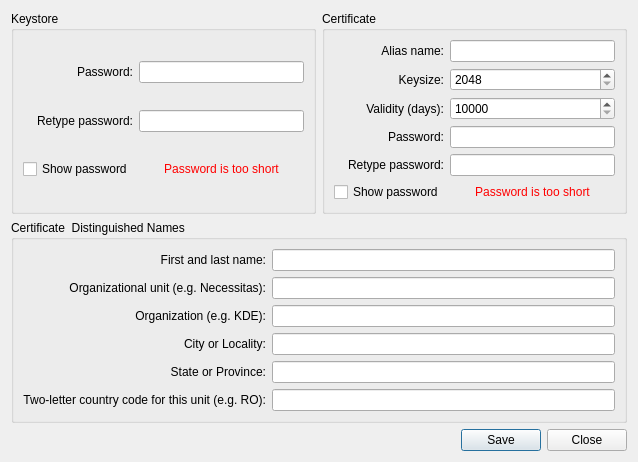
qt-creator/qt-creator, file src/plugins/android/androidcreatekeystorecertificate.ui: the form before one commit.
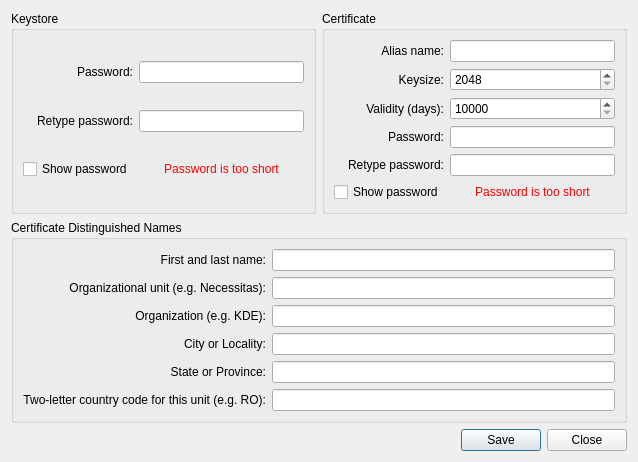
The form after the commit.

Commit message: Fixes in translated strings

What changed in the file:
```diff
--- a/src/plugins/android/androidcreatekeystorecertificate.ui
+++ b/src/plugins/android/androidcreatekeystorecertificate.ui
@@ -203,7 +203,7 @@
    <item row="1" column="0" colspan="2">
     <widget class="QGroupBox" name="groupBox_2">
      <property name="title">
-      <string>Certificate  Distinguished Names</string>
+      <string>Certificate Distinguished Names</string>
      </property>
      <layout class="QGridLayout" name="gridLayout_3">
       <item row="0" column="0">
```
The commit also changes 1 other file.
